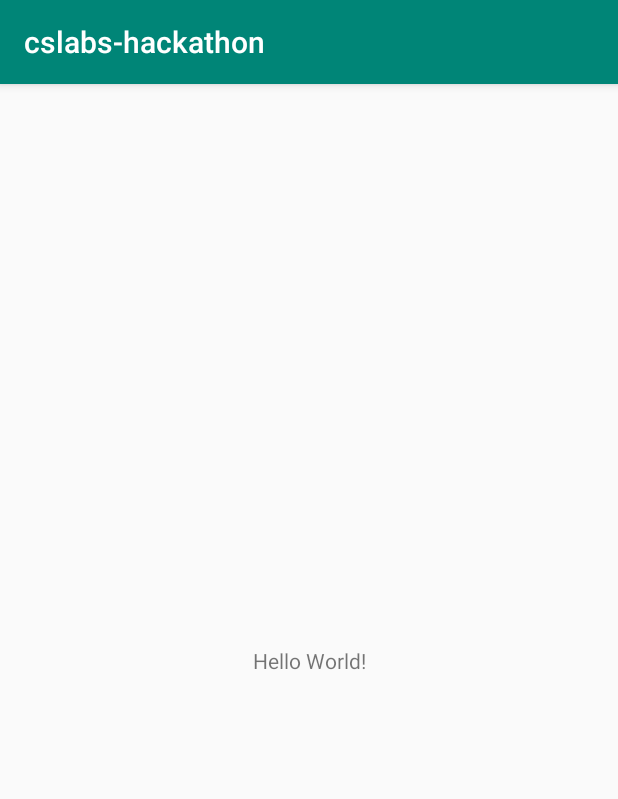
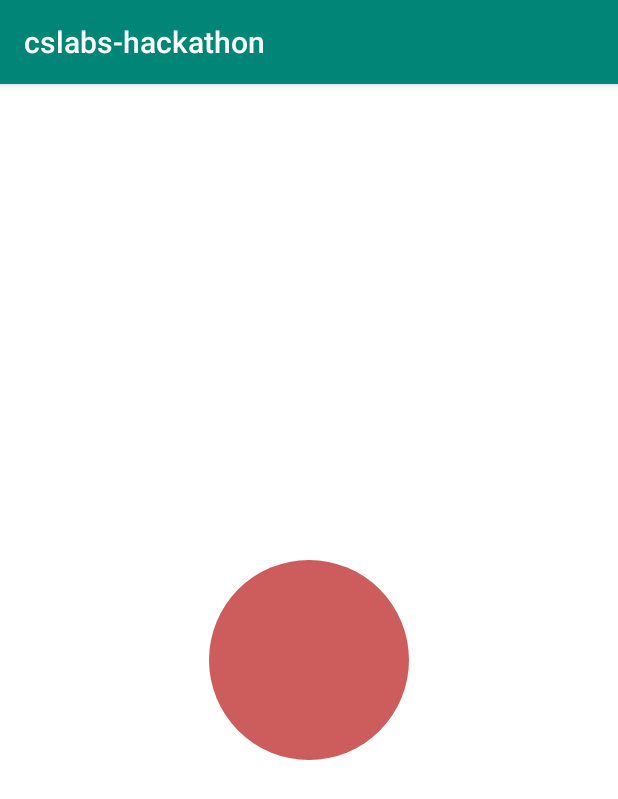
Before and after one commit to wearespacey/choose-your-path, an Android app: the screen it shows after launch (MainActivity), on a phone screen of 412 x 824 dp. Shown: the top 799 px of the screen. Run offline under Robolectric (Android 15) with nearby library versions, the phone set to English and light mode, and no system bars.

Commit message:
Second init

```diff
--- a/cslabs-hackathon/app/src/main/java/com/keusmar/cslabs_hackathon/MainActivity.java
+++ b/cslabs-hackathon/app/src/main/java/com/keusmar/cslabs_hackathon/MainActivity.java
@@ -3,12 +3,13 @@ package com.keusmar.cslabs_hackathon;
 import androidx.appcompat.app.AppCompatActivity;
 
 import android.os.Bundle;
+import android.view.SurfaceView;
 
 public class MainActivity extends AppCompatActivity {
 
     @Override
     protected void onCreate(Bundle savedInstanceState) {
         super.onCreate(savedInstanceState);
-        setContentView(R.layout.activity_main);
+        setContentView(new MainView(this));
     }
 }
--- /dev/null
+++ b/cslabs-hackathon/app/src/main/java/com/keusmar/cslabs_hackathon/MainView.java
@@ -0,0 +1,34 @@
+package com.keusmar.cslabs_hackathon;
+
+import android.content.Context;
+import android.graphics.Canvas;
+import android.graphics.Color;
+import android.graphics.Paint;
+import android.view.View;
+
+
+public class MainView extends View
+{
+    Paint paint = null;
+    public MainView(Context context)
+    {
+        super(context);
+        paint = new Paint();
+    }
+
+    @Override
+    protected void onDraw(Canvas canvas)
+    {
+        super.onDraw(canvas);
+        int x = getWidth();
+        int y = getHeight();
+        int radius;
+        radius = 100;
+        paint.setStyle(Paint.Style.FILL);
+        paint.setColor(Color.WHITE);
+        canvas.drawPaint(paint);
+        // Use Color.parseColor to define HTML colors
+        paint.setColor(Color.parseColor("#CD5C5C"));
+        canvas.drawCircle(x / 2, y / 2, radius, paint);
+    }
+}
--- a/cslabs-hackathon/app/src/main/res/layout/activity_main.xml
+++ b/cslabs-hackathon/app/src/main/res/layout/activity_main.xml
@@ -6,13 +6,4 @@
     android:layout_height="match_parent"
     tools:context=".MainActivity">
 
-    <TextView
-        android:layout_width="wrap_content"
-        android:layout_height="wrap_content"
-        android:text="Hello World!"
-        app:layout_constraintBottom_toBottomOf="parent"
-        app:layout_constraintLeft_toLeftOf="parent"
-        app:layout_constraintRight_toRightOf="parent"
-        app:layout_constraintTop_toTopOf="parent" />
-
 </androidx.constraintlayout.widget.ConstraintLayout>
```
